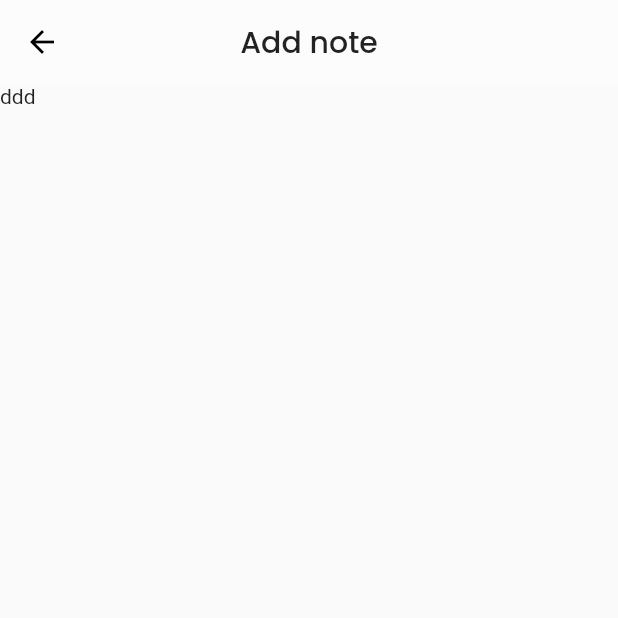
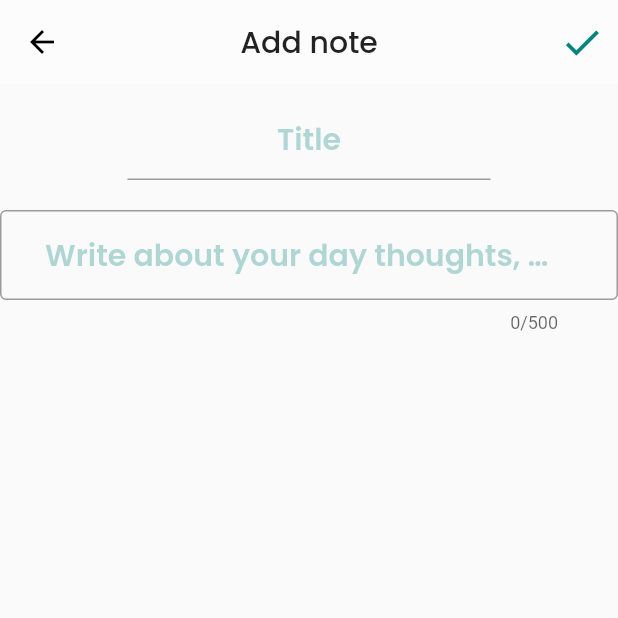
Before and after one commit to sofiabukovskaya/flutter_mindPost_mobile, a Flutter app: the AddNotePage screen opened directly, on a phone screen of 412 x 824 dp, the top half of it. Run offline on Flutter 3.47's test engine with Material 2 defaults, Android fonts, the phone set to English and light mode, and no system bars; our stand-ins replace bloc, cloud_firestore, firebase_auth, firebase_core, flutter_bloc, google_fonts and 1 more; accounts and stored records are empty.

Commit message:
Started to create UI for making note

```diff
--- a/lib/ui/pages/main_page/screens/personal_notes_screen/add_note_page.dart
+++ b/lib/ui/pages/main_page/screens/personal_notes_screen/add_note_page.dart
@@ -1,3 +1,5 @@
+import 'dart:ui';
+
 import 'package:flutter/cupertino.dart';
 import 'package:flutter/material.dart';
 import 'package:google_fonts/google_fonts.dart';
@@ -23,8 +25,59 @@ class AddNotePageState extends State<AddNotePage> {
         centerTitle: true,
         backgroundColor: Colors.white38,
         elevation: 0,
+        actions: [
+          IconButton(
+            icon: Icon(Icons.check),
+            color: Color(0xFF00847c),
+            iconSize: 30.0,
+            onPressed: () {},
+          )
+        ],
       ),
-      body: Text('ddd'),
+      body: Column(children: [
+        Center(
+            child: Padding(
+          padding: EdgeInsets.only(top: 10, left: 85, right: 85),
+          child: TextField(
+            style: GoogleFonts.poppins(
+                fontSize: 20.0,
+                color: Color(0xFF00847c),
+                fontWeight: FontWeight.w600),
+            textAlign: TextAlign.center,
+            decoration: InputDecoration(
+              hintText: 'Title',
+              hintStyle: GoogleFonts.poppins(
+                  textStyle: TextStyle(
+                      color: Color(0x4D00847c),
+                      fontSize: 20.0,
+                      fontWeight: FontWeight.w600)),
+            ),
+          ),
+        )),
+        Container(
+            child: Padding(
+          padding: EdgeInsets.only(top: 20),
+          child: TextField(
+            autofocus: false,
+            maxLength: 500,
+            style: GoogleFonts.poppins(
+                fontSize: 18.0,
+                color: Colors.black54,
+                fontWeight: FontWeight.w300),
+            decoration: InputDecoration(
+                border: OutlineInputBorder(),
+                hintText: 'Write about your day thoughts, day, desires...',
+                hintStyle: GoogleFonts.poppins(
+                    textStyle: TextStyle(
+                        color: Color(0x4D00847c),
+                        fontSize: 20.0,
+                        fontWeight: FontWeight.w600)),
+                isDense: true,
+                contentPadding:
+                    EdgeInsets.only(left: 30, bottom: 30, right: 40)),
+          ),
+        )),
+      ]),
     );
   }
 }
```
